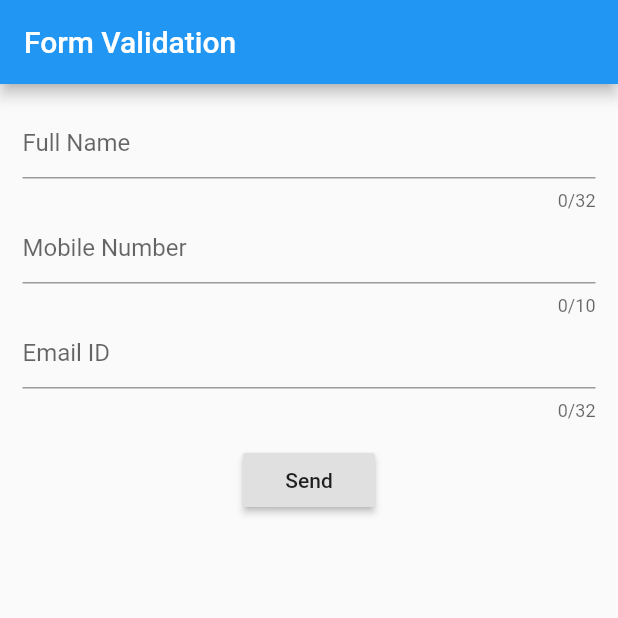
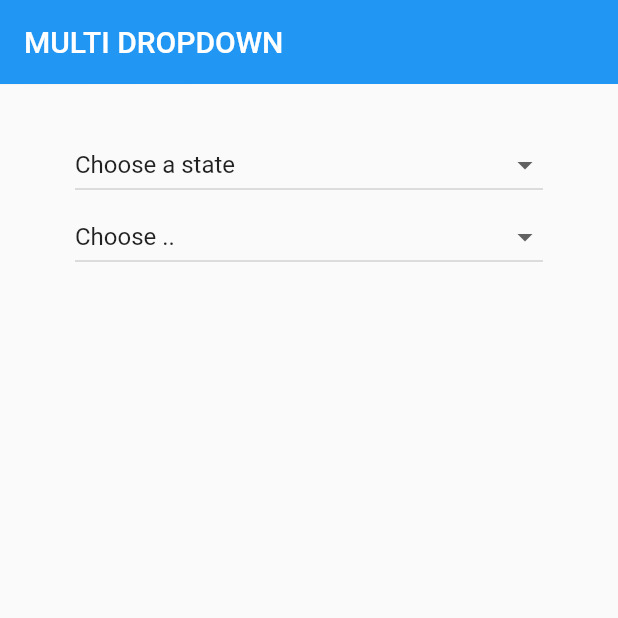
Before and after one commit to deepshah1310/WCMC, a Flutter app: the screen it shows after launch, on a phone screen of 412 x 824 dp, the top half of it. Run offline on Flutter 3.47's test engine with Material 2 defaults, Android fonts, the phone set to English and light mode, and no system bars; our stand-ins replace webview_flutter.

Commit message:
Add files via upload

```diff
--- a/Week 10/lib/main.dart
+++ b/Week 10/lib/main.dart
@@ -523,7 +523,8 @@ class Tabbar extends StatelessWidget {
     );
   }
 }*/
-import 'package:flutter/material.dart';
+
+/*import 'package:flutter/material.dart';
 
 void main() => runApp(new MyApp());
 
@@ -644,4 +645,98 @@ class _MyAppState extends State<MyApp> {
       });
     }
   }
+}*/
+
+import 'package:flutter/material.dart';
+import 'package:flutter_app/repository.dart';
+
+
+void main() => runApp(MyApp());
+
+class MyApp extends StatelessWidget {
+  @override
+  Widget build(BuildContext context) {
+    return MaterialApp(
+      title: 'Flutter Demo',
+      theme: ThemeData(
+        primarySwatch: Colors.blue,
+      ),
+      home: Home(),
+    );
+  }
 }
+
+class Home extends StatefulWidget {
+  @override
+  _HomeState createState() => _HomeState();
+}
+
+class _HomeState extends State<Home> {
+  Repository repo = Repository();
+
+  List<String> _states = ["Choose a state"];
+  List<String> _lgas = ["Choose .."];
+  String _selectedState = "Choose a state";
+  String _selectedLGA = "Choose ..";
+
+  @override
+  void initState() {
+    _states = List.from(_states)..addAll(repo.getStates());
+    super.initState();
+  }
+
+  @override
+  Widget build(BuildContext context) {
+    return Scaffold(
+      appBar: AppBar(
+        title: Text("MULTI DROPDOWN"),
+        elevation: 0.1,
+      ),
+      body: SafeArea(
+        child: Container(
+          padding: EdgeInsets.symmetric(horizontal: 50, vertical: 30),
+          child: Column(
+            children: <Widget>[
+              DropdownButton<String>(
+                isExpanded: true,
+                items: _states.map((String dropDownStringItem) {
+                  return DropdownMenuItem<String>(
+                    value: dropDownStringItem,
+                    child: Text(dropDownStringItem),
+                  );
+                }).toList(),
+                onChanged: (value) => _onSelectedState(value),
+                value: _selectedState,
+              ),
+              DropdownButton<String>(
+                isExpanded: true,
+                items: _lgas.map((String dropDownStringItem) {
+                  return DropdownMenuItem<String>(
+                    value: dropDownStringItem,
+                    child: Text(dropDownStringItem),
+                  );
+                }).toList(),
+                // onChanged: (value) => print(value),
+                onChanged: (value) => _onSelectedLGA(value),
+                value: _selectedLGA,
+              ),
+            ],
+          ),
+        ),
+      ),
+    );
+  }
+
+  void _onSelectedState(String value) {
+    setState(() {
+      _selectedLGA = "Choose ..";
+      _lgas = ["Choose .."];
+      _selectedState = value;
+      _lgas = List.from(_lgas)..addAll(repo.getLocalByState(value));
+    });
+  }
+
+  void _onSelectedLGA(String value) {
+    setState(() => _selectedLGA = value);
+  }
+}
--- /dev/null
+++ b/Week 10/lib/repository.dart
@@ -0,0 +1,112 @@
+import 'package:flutter_app/state_model.dart';
+
+class Repository {
+  // http://locationsng-api.herokuapp.com/api/v1/lgas
+  // test() => _nigeria.map((map) => StateModel.fromJson(map));
+  List<Map> getAll() => _nigeria;
+
+  getLocalByState(String state) => _nigeria
+      .map((map) => StateModel.fromJson(map))
+      .where((item) => item.state == state)
+      .map((item) => item.lgas)
+      .expand((i) => i)
+      .toList();
+  // _nigeria.where((list) => list['state'] == state);
+  // .map((item) => item['lgas'])
+  // .expand((i) => i)
+  // .toList();
+
+  List<String> getStates() => _nigeria
+      .map((map) => StateModel.fromJson(map))
+      .map((item) => item.state)
+      .toList();
+  // _nigeria.map((item) => item['state'].toString()).toList();
+
+  List _nigeria = [
+    {
+      "state": "Andhra Pradesh",
+      "alias": "Andhra Pradesh",
+      "lgas": [
+      ]
+    },
+    {
+      "state": "Arunachal Pradesh",
+      "alias": "Arunachal Pradesh",
+      "lgas": [
+      ]
+    },
+    {
+      "state": "Assam",
+      "alias": "Assam",
+      "lgas": [
+      ]
+    },
+    {
+      "state": "Bihar",
+      "alias": "Bihar",
+      "lgas": [
+      ]
+    },
+    {
+      "state": "Chhattisgarh",
+      "alias": "Chhattisgarh",
+      "lgas": [
+      ]
+    },
+    {
+      "state": "Goa",
+      "alias": "Goa",
+      "lgas": [
+      ]
+    },
+    {
+      "state": "Gujarat",
+      "alias": "Gujarat",
+      "lgas": [
+        "Ahmedabad",
+        "Amreli",
+        "Anand",
+        "Aravalli",
+        "Banaskantha",
+        "Bharuch",
+        "Bhavnagar",
+        "Botad",
+        "Dahod",
+        "Devbhoomi Dwarka",
+        "Gandhinagar",
+        "Gir Somnath",
+        "Jamnagar"
+      ]
+    },
+    {
+      "state": "Haryana",
+      "alias": "Haryana",
+      "lgas": [
+      ]
+    },
+    {
+      "state": "Himachal Pradesh",
+      "alias": "Himachal Pradesh",
+      "lgas": [
+      ]
+    },
+    {
+      "state": "Jharkhand",
+      "alias": "Jharkhand",
+      "lgas": [
+      ]
+    },
+    {
+      "state": "Karnataka",
+      "alias": "Karnataka",
+      "lgas": [
+      ]
+    },
+    {
+      "state": "Kerala",
+      "alias": "Kerala",
+      "lgas": [
+      ]
+    },
+  ];
+}
--- /dev/null
+++ b/Week 10/lib/state_model.dart
@@ -0,0 +1,21 @@
+class StateModel {
+  String state;
+  String alias;
+  List<String> lgas;
+
+  StateModel({this.state, this.alias, this.lgas});
+
+  StateModel.fromJson(Map<String, dynamic> json) {
+    state = json['state'];
+    alias = json['alias'];
+    lgas = json['lgas'].cast<String>();
+  }
+
+  Map<String, dynamic> toJson() {
+    final Map<String, dynamic> data = new Map<String, dynamic>();
+    data['state'] = this.state;
+    data['alias'] = this.alias;
+    data['lgas'] = this.lgas;
+    return data;
+  }
+}
```
